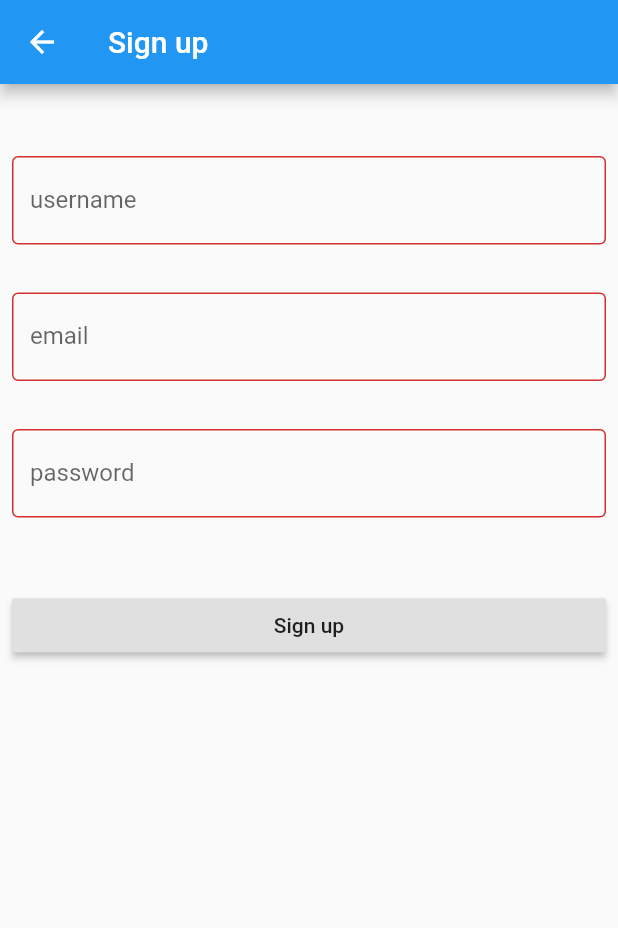
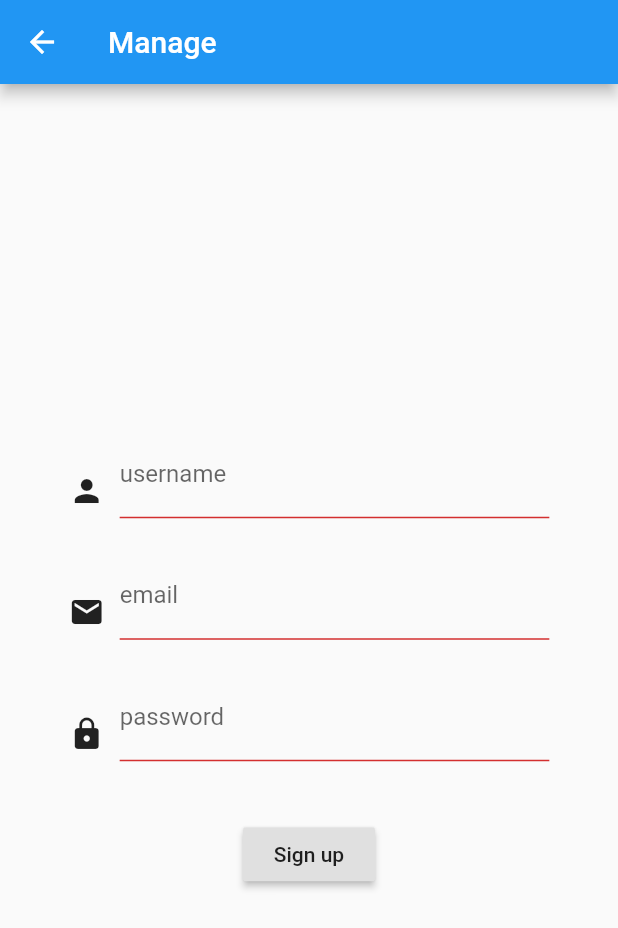
Before and after one commit to frugy-gtu/manage, a Flutter app: the SignUpScreen screen opened directly, on a phone screen of 412 x 824 dp. Shown: the top 928 px of the screen. Run offline on Flutter 3.47's test engine with Material 2 defaults, Android fonts, the phone set to English and light mode, and no system bars; our stand-ins replace dio, hive, hive_flutter; accounts and stored records are empty; generated files the repository leaves out were written again; statements that could not run were skipped.

Commit message:
Modify signup screen to center

```diff
--- a/app/manage/lib/core/screens/sign_up_screen.dart
+++ b/app/manage/lib/core/screens/sign_up_screen.dart
@@ -1,17 +1,19 @@
 import 'package:flutter/material.dart';
 import 'package:manage/core/controller/sign_up_controller.dart';
 import 'package:provider/provider.dart';
+
 class SignUpScreen extends StatelessWidget {
   @override
   Widget build(BuildContext context) {
     return Scaffold(
-      resizeToAvoidBottomInset: false,
       appBar: AppBar(
-        title: Text('Sign up'),
+        title: Text('Manage'),
       ),
-      body: Center(
-        child: Padding(
-          padding: const EdgeInsets.all(8.0),
+      body: LayoutBuilder(
+        builder: (context, constraints) => Padding(
+          padding: EdgeInsets.symmetric(
+            horizontal: constraints.maxWidth / 9,
+          ),
           child: ChangeNotifierProvider(
             create: (_) => SignUpScreenController(),
             child: SignUpForm(),
@@ -31,51 +33,66 @@ class SignUpForm extends StatelessWidget {
   Widget build(BuildContext context) {
     return Consumer<SignUpScreenController>(
       builder: (context, controller, child) => Column(
-        mainAxisAlignment: MainAxisAlignment.start,
-        crossAxisAlignment: CrossAxisAlignment.stretch,
+        mainAxisAlignment: MainAxisAlignment.center,
         children: [
+          Row(
+            children: [
+              Icon(Icons.person),
               SizedBox(
-            height: 40.0,
+                width: 10,
               ),
-          TextField(
+              Expanded(
+                child: TextField(
                   controller: controller.uName,
+                  cursorColor: Theme.of(context).colorScheme.secondaryVariant,
                   decoration: InputDecoration(
-              border: OutlineInputBorder(),
                     labelText: 'username',
                     errorText: controller.uNameError,
                   ),
                 ),
+              ),
+            ],
+          ),
+          Row(
+            children: [
+              Icon(Icons.mail),
               SizedBox(
-            height: 10.0,
+                width: 10,
               ),
-          TextField(
+              Expanded(
+                child: TextField(
                   controller: controller.email,
+                  cursorColor: Theme.of(context).colorScheme.secondaryVariant,
                   decoration: InputDecoration(
-              border: OutlineInputBorder(),
                     labelText: 'email',
                     errorText: controller.emailError,
                   ),
                 ),
+              ),
+            ],
+          ),
+          Row(
+            children: [
+            Icon(Icons.lock),
             SizedBox(
-            height: 10.0,
+              width: 10,
             ),
-          TextField(
+              Expanded(
+                child: TextField(
                   controller: controller.password,
+                  cursorColor: Theme.of(context).colorScheme.secondaryVariant,
                   obscureText: true,
                   decoration: InputDecoration(
-              border: OutlineInputBorder(),
                     labelText: 'password',
                     errorText: controller.passwordError,
                   ),
                 ),
-          SizedBox(
-            height: 10.0,
               ),
-          Center(
-            child: Text(
+            ],
+          ),
+          Text(
             controller.credentialsError,
             style: TextStyle(color: Colors.red),
-            ),
           ),
           RaisedButton(
             child: Text('Sign up'),
```
Lines whose indentation alone changed are shown as unchanged.
